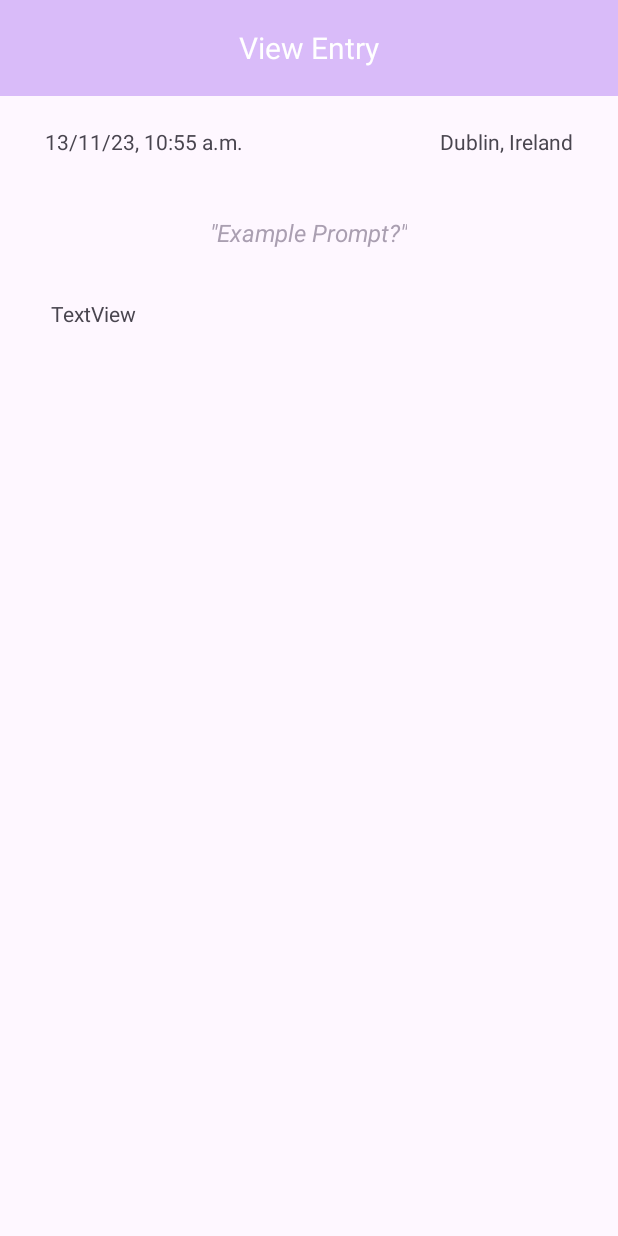
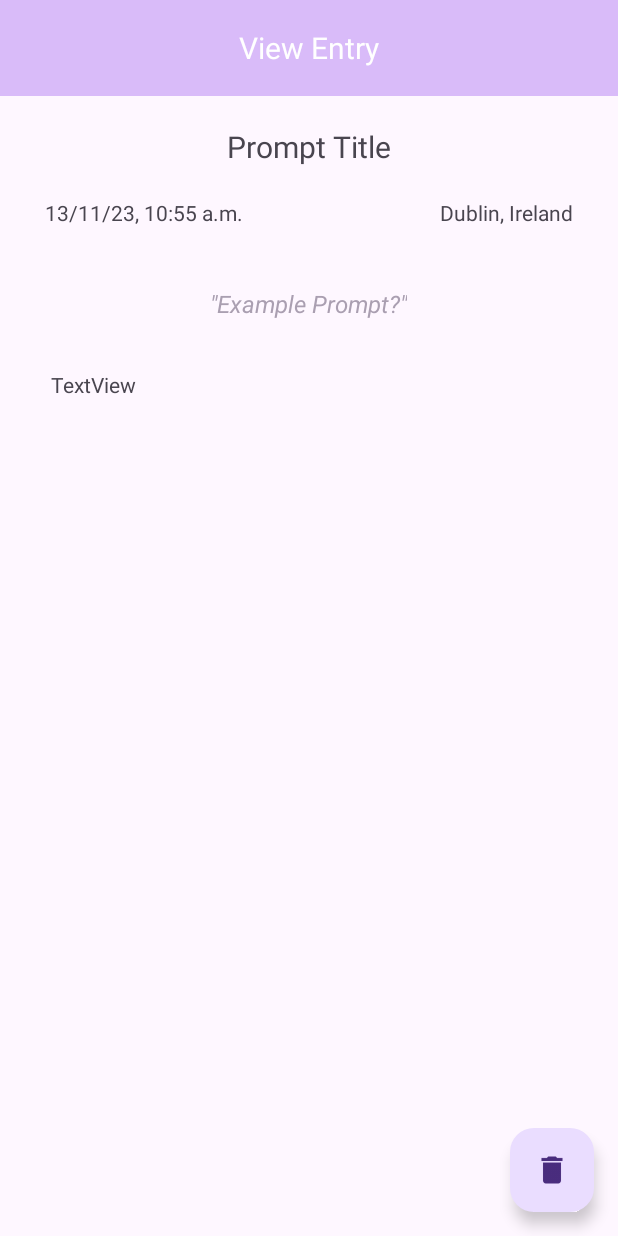
Before and after one commit to CallumOB/journalling-app, an Android app: the ViewEntryActivity screen opened directly, with no data from a screen before it, on a phone screen of 412 x 824 dp. Run offline under Robolectric (Android 15) with nearby library versions, the phone set to English and light mode, and no system bars; our stand-ins replace Room's generated code; 6 statements that could not run were skipped.

Commit message:
ViewEntryActivity fully implemented.

```diff
--- a/app/src/main/java/com/example/journallingapp/EntryDao.java
+++ b/app/src/main/java/com/example/journallingapp/EntryDao.java
@@ -17,8 +17,8 @@ public interface EntryDao {
     void update(Entry targetEntry);
 
     @Delete
-    void delete (Entry targetEntry);
+    void delete(Entry targetEntry);
 
-    @Query("SELECT * FROM ENTRY ORDER BY DATE DESC")
+    @Query("SELECT * FROM ENTRY ORDER BY id DESC")
     List<Entry> getEntries();
 }
--- a/app/src/main/java/com/example/journallingapp/MainActivity.java
+++ b/app/src/main/java/com/example/journallingapp/MainActivity.java
@@ -72,5 +72,6 @@ public class MainActivity extends AppCompatActivity {
     }
 
     public void loadEntries() {
-        entryAdapter.updateData(entryDao.getEntries());}
+        entryAdapter.updateData(entryDao.getEntries());
+    }
 }
--- a/app/src/main/java/com/example/journallingapp/ViewEntryActivity.java
+++ b/app/src/main/java/com/example/journallingapp/ViewEntryActivity.java
@@ -1,8 +1,12 @@
 package com.example.journallingapp;
 
 import androidx.appcompat.app.AppCompatActivity;
+import androidx.room.Room;
 
+import android.app.AlertDialog;
+import android.content.DialogInterface;
 import android.os.Bundle;
+import android.view.View;
 import android.widget.TextView;
 
 import com.google.android.material.floatingactionbutton.FloatingActionButton;
@@ -15,6 +19,7 @@ public class ViewEntryActivity extends AppCompatActivity {
     private TextView viewEntryName;
     private TextView viewEntryText;
     private FloatingActionButton deleteEntry;
+    private EntryDao entryDao;
 
     @Override
     protected void onCreate(Bundle savedInstanceState) {
@@ -24,8 +29,63 @@ public class ViewEntryActivity extends AppCompatActivity {
         viewEntryDate = findViewById(R.id.viewEntryDate);
         viewEntryLocation = findViewById(R.id.viewEntryLocation);
         viewEntryPrompt = findViewById(R.id.viewEntryPrompt);
-//        viewEntryName = findViewById(R.id.viewEntryName);
+        viewEntryName = findViewById(R.id.viewEntryTitle);
         viewEntryText = findViewById(R.id.viewEntryText);
-//        deleteEntry = findViewById(R.id.deleteEntry);
+        deleteEntry = findViewById(R.id.deleteEntry);
+
+        try {
+            entryDao = Room.databaseBuilder(this, EntryDatabase.class, "entry-db")
+                    .allowMainThreadQueries()
+                    .build()
+                    .getEntryDao();
+        } catch (Exception e) {
+            e.printStackTrace();
+        }
+
+        Entry currentEntry = entryDao.getEntries()
+                .get(findEntryIndex(getIntent().getExtras().getInt("entry_id")));
+        viewEntryDate.setText(currentEntry.getDate());
+        viewEntryLocation.setText(currentEntry.getLocation());
+        viewEntryPrompt.setText(currentEntry.getPrompt());
+        viewEntryName.setText(currentEntry.getName());
+        viewEntryText.setText(currentEntry.getContents());
+
+        deleteEntry.setOnClickListener(new View.OnClickListener() {
+            @Override
+            public void onClick(View v) {
+                showDeleteConfirmationDialog(currentEntry);
+            }
+        });
+    }
+
+    private void showDeleteConfirmationDialog(Entry currentEntry) {
+        AlertDialog.Builder builder = new AlertDialog.Builder(this);
+        builder.setTitle("Confirm Delete")
+                .setMessage("Are you sure you want to delete this entry?")
+                .setPositiveButton("Yes", new DialogInterface.OnClickListener() {
+                    @Override
+                    public void onClick(DialogInterface dialog, int which) {
+                        // User clicked Yes, proceed with delete
+                        entryDao.delete(currentEntry);
+                        finish();
+                    }
+                })
+                .setNegativeButton("No", new DialogInterface.OnClickListener() {
+                    @Override
+                    public void onClick(DialogInterface dialog, int which) {
+                        // User clicked No, do nothing
+                        dialog.dismiss();
+                    }
+                })
+                .show();
+    }
+
+    private int findEntryIndex(int entryId) {
+        for (int i = 0; i < entryDao.getEntries().size(); i++) {
+            if (entryDao.getEntries().get(i).getId() == entryId) {
+                return i;
+            }
+        }
+        return -1;
     }
 }
--- a/app/src/main/res/layout/new_entry.xml
+++ b/app/src/main/res/layout/new_entry.xml
@@ -50,7 +50,7 @@
         android:layout_marginTop="32dp"
         android:layout_marginEnd="12dp"
         android:ems="10"
-        android:inputType="text"
+        android:inputType="textCapWords"
         android:hint="@string/new_entry_name"
         android:textSize="14sp"
         app:layout_constraintEnd_toEndOf="parent"
@@ -66,7 +66,7 @@
         android:layout_marginTop="20dp"
         android:layout_marginEnd="12dp"
         android:ems="10"
-        android:inputType="text"
+        android:inputType="textCapSentences"
         android:singleLine="false"
         android:hint="@string/entry_editText"
         android:textAlignment="textStart"
--- a/app/src/main/res/layout/view_entry.xml
+++ b/app/src/main/res/layout/view_entry.xml
@@ -28,6 +28,17 @@
     </androidx.appcompat.widget.Toolbar>
 
     <TextView
+        android:id="@+id/viewEntryTitle"
+        android:layout_width="wrap_content"
+        android:layout_height="wrap_content"
+        app:layout_constraintTop_toBottomOf="@id/titleToolbar"
+        app:layout_constraintStart_toStartOf="parent"
+        app:layout_constraintEnd_toEndOf="parent"
+        android:text="Prompt Title"
+        android:layout_marginTop="20dp"
+        android:textSize="20dp"/>
+
+    <TextView
         android:id="@+id/viewEntryPrompt"
         android:layout_width="wrap_content"
         android:layout_height="70dp"
@@ -45,7 +56,7 @@
         app:layout_constraintEnd_toEndOf="parent"
         app:layout_constraintHorizontal_bias="0.498"
         app:layout_constraintStart_toStartOf="parent"
-        app:layout_constraintTop_toBottomOf="@+id/titleToolbar" />
+        app:layout_constraintTop_toBottomOf="@+id/viewEntryTitle" />
 
     <TextView
         android:id="@+id/viewEntryDate"
@@ -57,7 +68,7 @@
         android:text="13/11/23, 10:55 a.m."
         app:layout_constraintBottom_toTopOf="@+id/viewEntryPrompt"
         app:layout_constraintStart_toStartOf="parent"
-        app:layout_constraintTop_toBottomOf="@+id/titleToolbar" />
+        app:layout_constraintTop_toBottomOf="@+id/viewEntryTitle" />
 
     <TextView
         android:id="@+id/viewEntryLocation"
@@ -69,7 +80,7 @@
         android:text="Dublin, Ireland"
         app:layout_constraintBottom_toTopOf="@+id/viewEntryPrompt"
         app:layout_constraintEnd_toEndOf="parent"
-        app:layout_constraintTop_toBottomOf="@+id/titleToolbar" />
+        app:layout_constraintTop_toBottomOf="@+id/viewEntryTitle" />
 
     <TextView
         android:id="@+id/viewEntryText"
@@ -86,4 +97,15 @@
         app:layout_constraintStart_toStartOf="parent"
         app:layout_constraintTop_toBottomOf="@+id/viewEntryPrompt" />
 
+    <com.google.android.material.floatingactionbutton.FloatingActionButton
+        android:id="@+id/deleteEntry"
+        android:layout_width="wrap_content"
+        android:layout_height="wrap_content"
+        android:layout_marginEnd="16dp"
+        android:layout_marginBottom="16dp"
+        android:clickable="true"
+        app:layout_constraintBottom_toBottomOf="parent"
+        app:layout_constraintEnd_toEndOf="parent"
+        app:srcCompat="@drawable/ic_delete" />
+
 </androidx.constraintlayout.widget.ConstraintLayout>
```
Also changed, not shown: app/src/main/res/layout/row_item.xml (+4 -5 lines).
